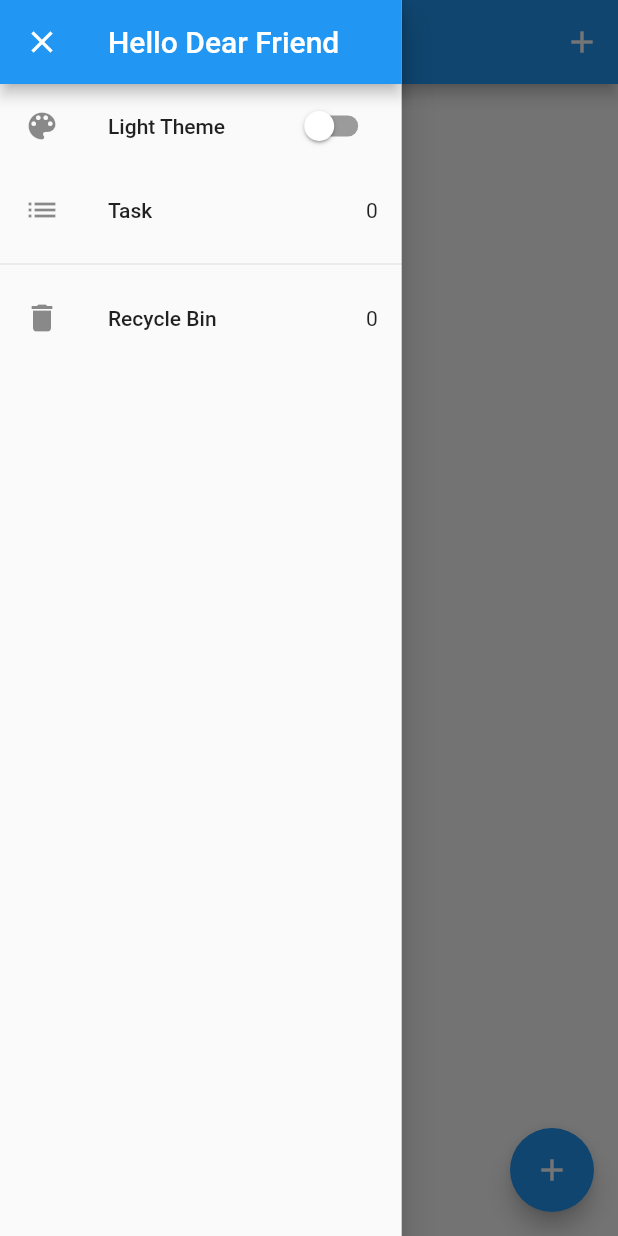
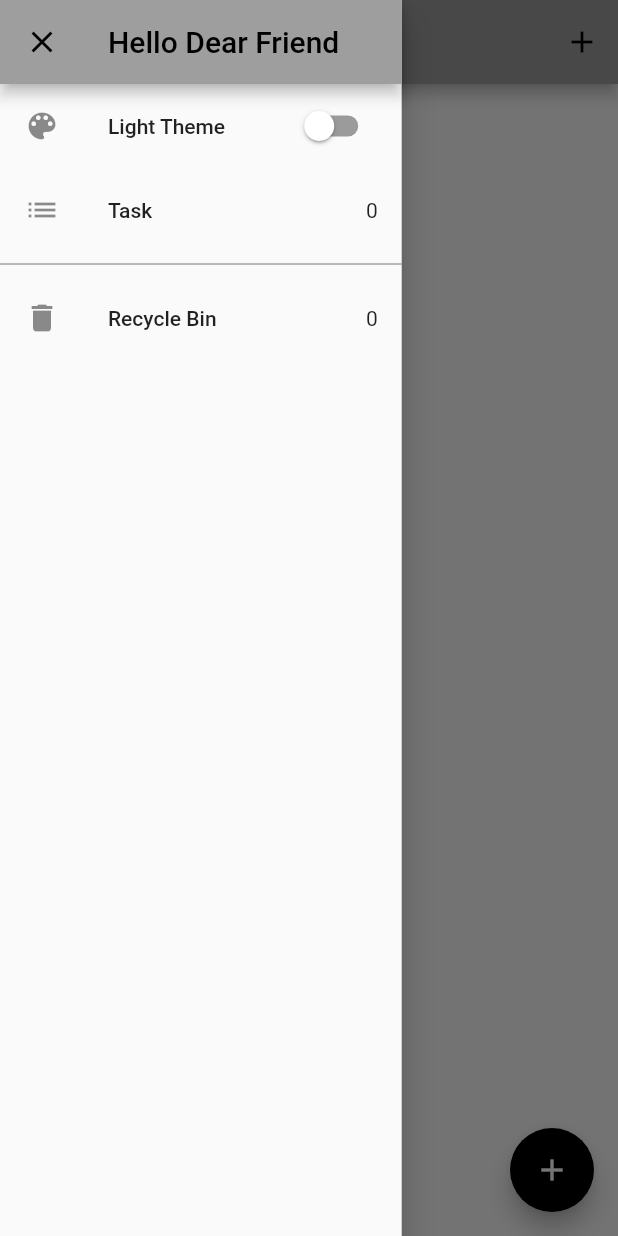
Before and after one commit to Silentcry16/todo_bloc2, a Flutter app: the screen it shows after launch, with the side drawer open, on a phone screen of 412 x 824 dp. Run offline on Flutter 3.47's test engine with Material 2 defaults, Android fonts, the phone set to English and light mode, and no system bars; our stand-ins replace bloc, equatable, flutter_bloc, hydrated_bloc.

Commit message:
handled some error regarding to the Dark Theme

```diff
--- a/lib/main.dart
+++ b/lib/main.dart
@@ -2,6 +2,7 @@ import 'package:path_provider/path_provider.dart';
 import 'package:todo_bloc2/services/app_router.dart';
 import 'package:todo_bloc2/screens/task_screen.dart';
 import 'package:flutter/material.dart';
+import 'package:todo_bloc2/services/app_theme.dart';
 import './blocs/bloc_exports.dart';
 
 Future<void> main() async {
@@ -33,7 +34,9 @@ class MyApp extends StatelessWidget {
         builder: (context, state) {
           return MaterialApp(
             debugShowCheckedModeBanner: false,
-            theme: state.switchValue ? ThemeData.dark() : ThemeData.light(),
+            theme: state.switchValue
+                ? AppThemes.AppThemeData[AppTheme.darkTheme]
+                : AppThemes.AppThemeData[AppTheme.lightTheme],
             home: const TaskScreen(),
             onGenerateRoute: appRouter.onGenerateRoute,
           );
--- a/lib/services/app_theme.dart
+++ b/lib/services/app_theme.dart
@@ -21,8 +21,6 @@ class AppThemes {
       textTheme: const TextTheme(
         titleMedium: TextStyle(color: Colors.white),
       ),
-      listTileTheme:
-          ListTileThemeData(titleTextStyle: TextStyle(color: Colors.black)),
       bottomNavigationBarTheme: const BottomNavigationBarThemeData(
           backgroundColor: Colors.grey,
           selectedItemColor: Colors.white,
--- a/lib/widgets/custom_drawer.dart
+++ b/lib/widgets/custom_drawer.dart
@@ -13,7 +13,9 @@ class CustomDrawer extends StatelessWidget {
       elevation: 10,
       child: BlocBuilder<TasksBloc, TasksState>(
         builder: (context, state) {
-          return Column(
+          return Container(
+            height: MediaQuery.of(context).size.height * 0.8,
+            child: Column(
               children: [
                 AppBar(
                   leading: IconButton(
@@ -31,9 +33,7 @@ class CustomDrawer extends StatelessWidget {
                         title: state.switchValue
                             ? Text('Dark Theme')
                             : Text('Light Theme'),
-                      trailing: BlocBuilder<SwitchBloc, SwitchState>(
-                        builder: (context, state) {
-                          return Switch(
+                        trailing: Switch(
                           value: state.switchValue,
                           onChanged: (newValue) {
                             newValue
@@ -45,10 +45,7 @@ class CustomDrawer extends StatelessWidget {
                                     .add(switchOffEvent());
                           },
                           thumbColor: MaterialStatePropertyAll(Colors.white),
-                            trackColor:
-                                MaterialStatePropertyAll(Colors.black38),
-                          );
-                        },
+                          trackColor: MaterialStatePropertyAll(Colors.black38),
                         ),
                       ),
                     );
@@ -78,6 +75,7 @@ class CustomDrawer extends StatelessWidget {
                   },
                 ),
               ],
+            ),
           );
         },
       ),
```
Lines whose indentation alone changed are shown as unchanged.
